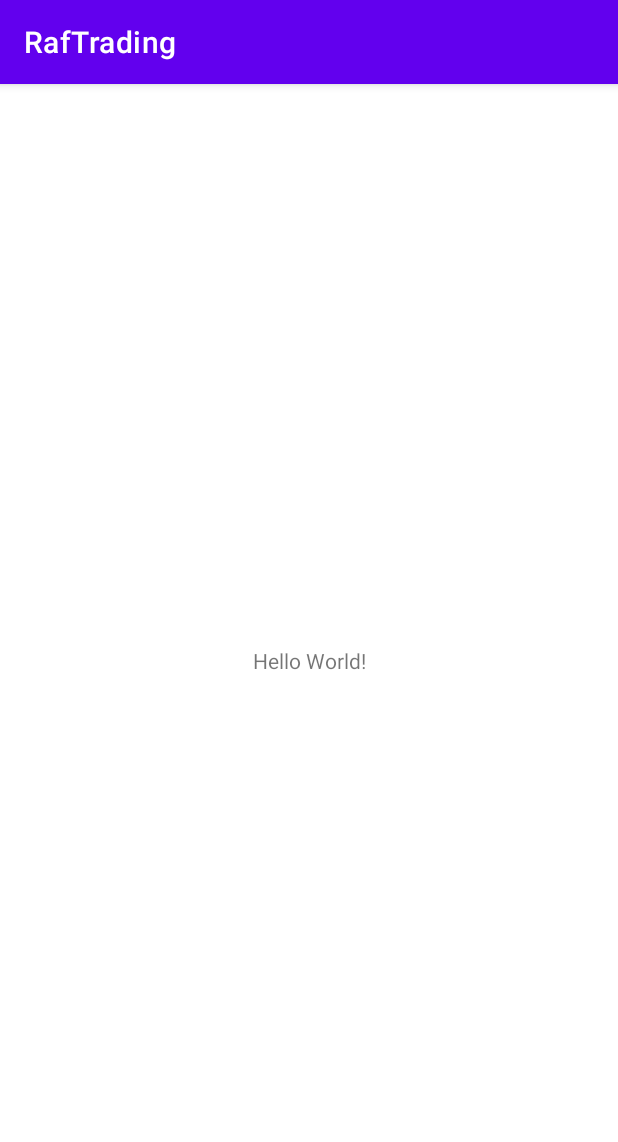
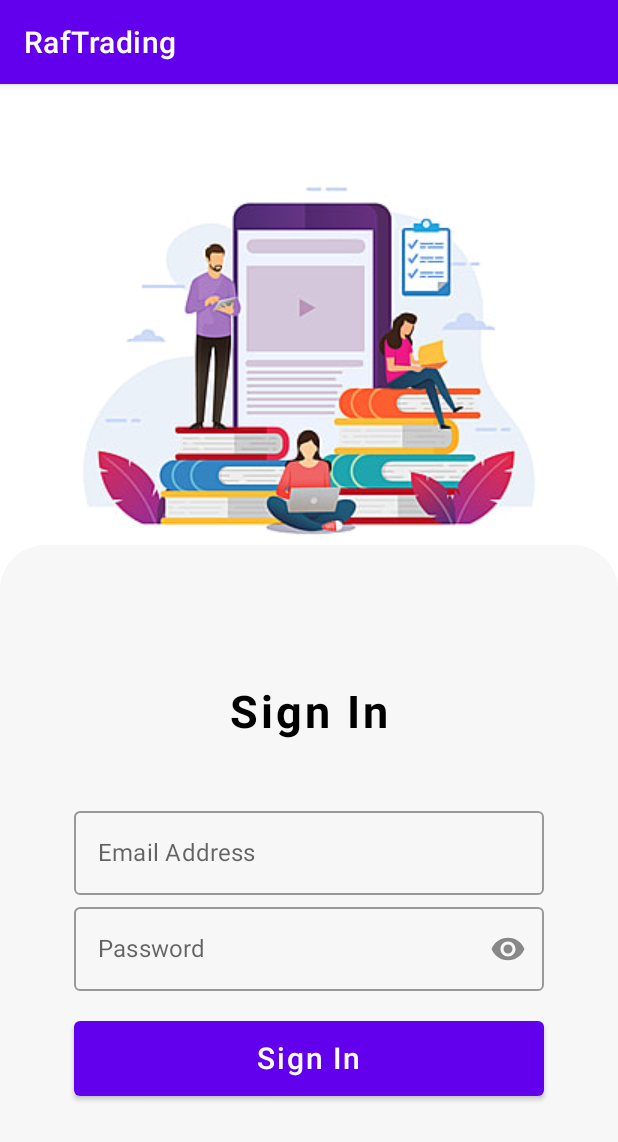
Before and after one commit to LukaPavlovicGit/mobile-applications, an Android app built with Jetpack Compose: the screen it shows after launch (MainActivity), on a phone screen of 412 x 824 dp. Shown: the top 1142 px of the screen. Run offline under Robolectric (Android 15) with nearby library versions, the phone set to English and light mode, and no system bars.

Commit message:
created login view

```diff
--- a/RafTrading/app/build.gradle
+++ b/RafTrading/app/build.gradle
@@ -66,4 +66,6 @@ dependencies {
     androidTestImplementation "androidx.compose.ui:ui-test-junit4:1.4.0"
     debugImplementation "androidx.compose.ui:ui-tooling:1.4.0"
     debugImplementation "androidx.compose.ui:ui-test-manifest:1.4.0"
+
+    implementation "androidx.compose.material:material-icons-extended:1.4.0"
 }
--- a/RafTrading/app/src/main/AndroidManifest.xml
+++ b/RafTrading/app/src/main/AndroidManifest.xml
@@ -13,7 +13,7 @@
         android:theme="@style/Theme.App.Starting"
         tools:targetApi="31">
         <activity
-            android:name=".MainActivity"
+            android:name=".presentation.activities.MainActivity"
             android:exported="true">
             <intent-filter>
                 <action android:name="android.intent.action.MAIN" />
--- a/RafTrading/app/src/main/java/com/example/raftrading/MainActivity.kt
+++ /dev/null
@@ -1,26 +0,0 @@
-package com.example.raftrading
-
-import androidx.appcompat.app.AppCompatActivity
-import android.os.Bundle
-import androidx.activity.viewModels
-import androidx.core.splashscreen.SplashScreen.Companion.installSplashScreen
-import androidx.lifecycle.viewModelScope
-import com.example.raftrading.viewmodel.MainViewModel
-import kotlinx.coroutines.delay
-import kotlinx.coroutines.launch
-
-class MainActivity : AppCompatActivity() {
-
-    private val viewModel: MainViewModel by viewModels()
-
-    override fun onCreate(savedInstanceState: Bundle?) {
-        super.onCreate(savedInstanceState)
-        installSplashScreen().apply {
-            setKeepOnScreenCondition {
-                viewModel.isLoading.value
-            }
-        }
-        setContentView(R.layout.activity_main)
-
-    }
-}
--- /dev/null
+++ b/RafTrading/app/src/main/java/com/example/raftrading/presentation/activities/MainActivity.kt
@@ -0,0 +1,37 @@
+package com.example.raftrading.presentation.activities
+
+import androidx.appcompat.app.AppCompatActivity
+import android.os.Bundle
+import androidx.activity.compose.setContent
+import androidx.activity.viewModels
+import androidx.core.splashscreen.SplashScreen.Companion.installSplashScreen
+import com.example.raftrading.R
+import com.example.raftrading.presentation.composable.LoginPage
+import com.example.raftrading.utilities.Constants
+import com.example.raftrading.presentation.viewmodels.MainViewModel
+
+class MainActivity : AppCompatActivity() {
+
+    private val viewModel: MainViewModel by viewModels()
+
+    override fun onCreate(savedInstanceState: Bundle?) {
+        super.onCreate(savedInstanceState)
+        installSplashScreen().apply {
+            setKeepOnScreenCondition {
+
+                val sharedPreferences = getSharedPreferences(Constants.SHARED_PREFERENCES_NAME, MODE_PRIVATE)
+                val isLoggedBefore = sharedPreferences.getString(Constants.USERNAME_KEY, null)
+
+                if(isLoggedBefore.isNullOrEmpty())
+                    setContent { LoginPage() }
+                else{
+
+                }
+
+                false
+            }
+        }
+        setContentView(R.layout.activity_main)
+
+    }
+}
--- /dev/null
+++ b/RafTrading/app/src/main/java/com/example/raftrading/presentation/composable/LoginPage.kt
@@ -0,0 +1,134 @@
+package com.example.raftrading.presentation.composable
+
+import androidx.compose.foundation.Image
+import androidx.compose.foundation.background
+import androidx.compose.foundation.layout.*
+import androidx.compose.foundation.shape.RoundedCornerShape
+import androidx.compose.material.*
+import androidx.compose.runtime.Composable
+import androidx.compose.runtime.mutableStateOf
+import androidx.compose.runtime.remember
+import androidx.compose.ui.Alignment
+import androidx.compose.ui.Modifier
+import androidx.compose.ui.draw.clip
+import androidx.compose.ui.focus.FocusRequester
+import androidx.compose.ui.focus.focusRequester
+import androidx.compose.ui.graphics.Color
+import androidx.compose.ui.graphics.vector.ImageVector
+import androidx.compose.ui.res.painterResource
+import androidx.compose.ui.text.TextStyle
+import androidx.compose.ui.text.font.FontWeight
+import androidx.compose.ui.text.input.PasswordVisualTransformation
+import androidx.compose.ui.text.input.VisualTransformation
+import androidx.compose.ui.tooling.preview.Preview
+import androidx.compose.ui.unit.TextUnit
+import androidx.compose.ui.unit.dp
+import androidx.compose.ui.unit.sp
+import com.example.raftrading.R
+import com.example.raftrading.presentation.composable.ui.theme.primaryColor
+import com.example.raftrading.presentation.composable.ui.theme.whiteBackground
+
+@Composable
+fun LoginPage() {
+
+    val emailValue = remember { mutableStateOf("") }
+    val passwordValue = remember { mutableStateOf("") }
+
+    val passwordVisibility = remember { mutableStateOf(false) }
+    val focusRequester = remember { FocusRequester() }
+
+    Box(modifier = Modifier.fillMaxSize(), contentAlignment = Alignment.BottomCenter) {
+        Box(
+            modifier = Modifier
+                .fillMaxSize()
+                .background(Color.White), contentAlignment = Alignment.TopCenter
+        ) {
+            Image(painterResource(R.drawable.login_image), "content description")
+        }
+
+        Column(
+            horizontalAlignment = Alignment.CenterHorizontally,
+            verticalArrangement = Arrangement.Center,
+            modifier = Modifier
+                .fillMaxWidth()
+                .fillMaxHeight(0.60f)
+                .clip(RoundedCornerShape(30.dp, 30.dp, 30.dp, 30.dp))
+                .background(whiteBackground)
+                .padding(10.dp)
+        ) {
+
+            Column(horizontalAlignment = Alignment.CenterHorizontally) {
+                Text(
+                    text = "Sign In",
+                    style = TextStyle(
+                        fontWeight = FontWeight.Bold,
+                        letterSpacing = 2.sp
+                    ),
+                    fontSize = 30.sp
+                )
+                Spacer(modifier = Modifier.padding(20.dp))
+
+                Column(horizontalAlignment = Alignment.CenterHorizontally) {
+                    OutlinedTextField(
+                        value = emailValue.value,
+                        onValueChange = { emailValue.value = it },
+                        label = { Text(text = "Email Address") },
+                        placeholder = { Text(text = "Email Address") },
+                        singleLine = true,
+                        modifier = Modifier.fillMaxWidth(0.8f),
+//                        onImeActionPerformed = {
+//                            focusRequester.requestFocus()
+//                        }
+                    )
+
+                    OutlinedTextField(
+                        value = passwordValue.value,
+                        onValueChange = { passwordValue.value = it },
+                        trailingIcon = {
+                            IconButton(onClick = {
+                                passwordVisibility.value = !passwordVisibility.value
+                            }) {
+                                Icon(
+                                    painter = painterResource(R.drawable.password_eye),
+                                    contentDescription = "",
+                                    tint = if (passwordVisibility.value) primaryColor else Color.Gray
+                                )
+                            }
+                        },
+                        label = { Text("Password") },
+                        placeholder = { Text(text = "Password") },
+                        singleLine = true,
+                        visualTransformation = if (passwordVisibility.value) VisualTransformation.None
+                        else PasswordVisualTransformation(),
+                        modifier = Modifier
+                            .fillMaxWidth(0.8f)
+                            .focusRequester(focusRequester = focusRequester),
+//                        onImeActionPerformed = { _, controller ->
+//                            controller?.hideSoftwareKeyboard()
+//                        }
+
+                    )
+
+                    Spacer(modifier = Modifier.padding(10.dp))
+                    Button(
+                        onClick = {},
+                        modifier = Modifier
+                            .fillMaxWidth(0.8f)
+                            .height(50.dp)
+                    ) {
+                        Text(text = "Sign In", fontSize = 20.sp)
+                    }
+                }
+
+            }
+
+        }
+
+    }
+}
+
+@Preview
+@Composable
+fun LoginPagePreview(){
+    LoginPage()
+}
--- /dev/null
+++ b/RafTrading/app/src/main/java/com/example/raftrading/presentation/composable/ui/theme/Color.kt
@@ -0,0 +1,11 @@
+package com.example.raftrading.presentation.composable.ui.theme
+
+import androidx.compose.ui.graphics.Color
+
+val purple200 = Color(0xFFBB86FC)
+val purple500 = Color(0xFF6200EE)
+val purple700 = Color(0xFF3700B3)
+val teal200 = Color(0xFF03DAC5)
+
+val primaryColor = Color(0xFF7048B6)
+val whiteBackground = Color(0xFFF7F7F7)
--- /dev/null
+++ b/RafTrading/app/src/main/java/com/example/raftrading/presentation/fragments/LoginFragment.kt
@@ -0,0 +1,6 @@
+package com.example.raftrading.presentation.fragments
+
+import androidx.fragment.app.Fragment
+
+class LoginFragment: Fragment() {
+}
--- /dev/null
+++ b/RafTrading/app/src/main/java/com/example/raftrading/presentation/fragments/MainFragment.kt
@@ -0,0 +1,6 @@
+package com.example.raftrading.presentation.fragments
+
+import androidx.fragment.app.Fragment
+
+class MainFragment: Fragment() {
+}
--- a/RafTrading/app/src/main/java/com/example/raftrading/viewmodel/MainViewModel.kt
+++ b/RafTrading/app/src/main/java/com/example/raftrading/presentation/viewmodels/MainViewModel.kt
@@ -1,6 +1,5 @@
-package com.example.raftrading.viewmodel
+package com.example.raftrading.presentation.viewmodels
 
-import android.app.Application
 import androidx.lifecycle.ViewModel
 import androidx.lifecycle.viewModelScope
 import kotlinx.coroutines.delay
--- /dev/null
+++ b/RafTrading/app/src/main/res/drawable/password_eye.xml
@@ -0,0 +1,10 @@
+<vector xmlns:android="http://schemas.android.com/apk/res/android"
+    android:width="24dp"
+    android:height="24dp"
+    android:viewportWidth="24"
+    android:viewportHeight="24"
+    android:tint="?attr/colorControlNormal">
+  <path
+      android:fillColor="@android:color/white"
+      android:pathData="M12,4.5C7,4.5 2.73,7.61 1,12c1.73,4.39 6,7.5 11,7.5s9.27,-3.11 11,-7.5c-1.73,-4.39 -6,-7.5 -11,-7.5zM12,17c-2.76,0 -5,-2.24 -5,-5s2.24,-5 5,-5 5,2.24 5,5 -2.24,5 -5,5zM12,9c-1.66,0 -3,1.34 -3,3s1.34,3 3,3 3,-1.34 3,-3 -1.34,-3 -3,-3z"/>
+</vector>
--- a/RafTrading/app/src/main/res/layout/activity_main.xml
+++ b/RafTrading/app/src/main/res/layout/activity_main.xml
@@ -4,7 +4,7 @@
     xmlns:tools="http://schemas.android.com/tools"
     android:layout_width="match_parent"
     android:layout_height="match_parent"
-    tools:context=".MainActivity">
+    tools:context=".presentation.activities.MainActivity">
 
     <TextView
         android:layout_width="wrap_content"
```
Also changed, not shown: RafTrading/app/src/main/java/com/example/raftrading/presentation/composable/ui/theme/Shape.kt (added, +11 -0 lines), RafTrading/app/src/main/java/com/example/raftrading/presentation/composable/ui/theme/Theme.kt (added, +44 -0 lines), RafTrading/app/src/main/java/com/example/raftrading/presentation/composable/ui/theme/Type.kt (added, +28 -0 lines), RafTrading/app/src/main/java/com/example/raftrading/utilities/Constants.kt (+15 -0 lines), RafTrading/app/src/main/res/drawable/login_image.jpg (added).
